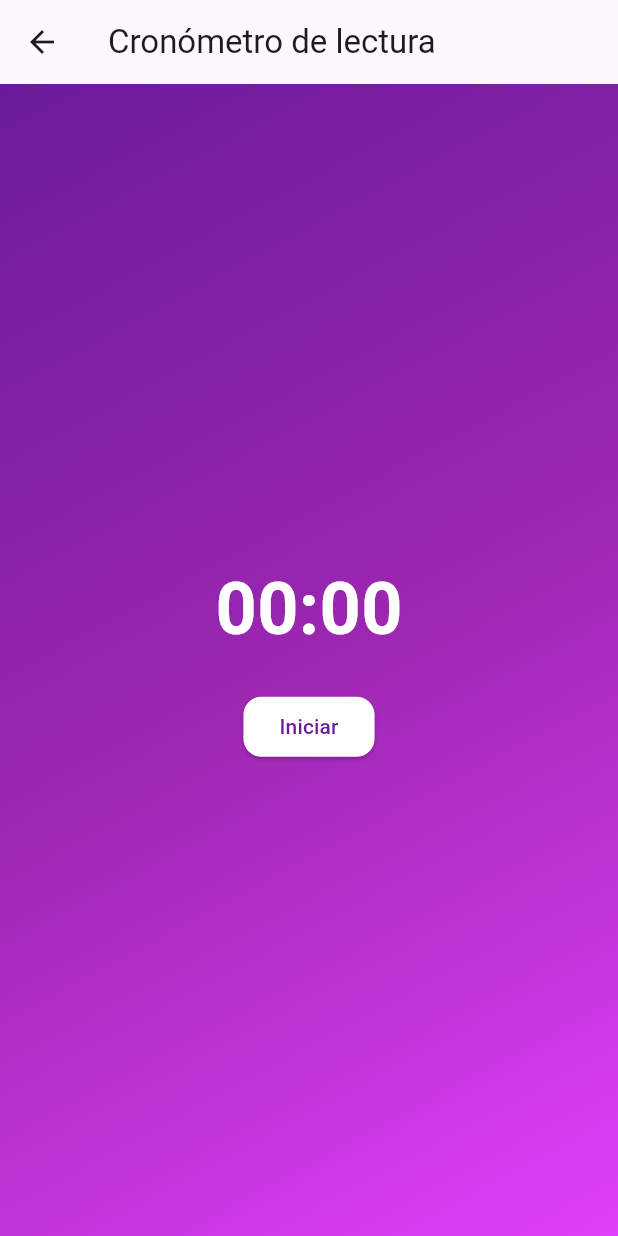
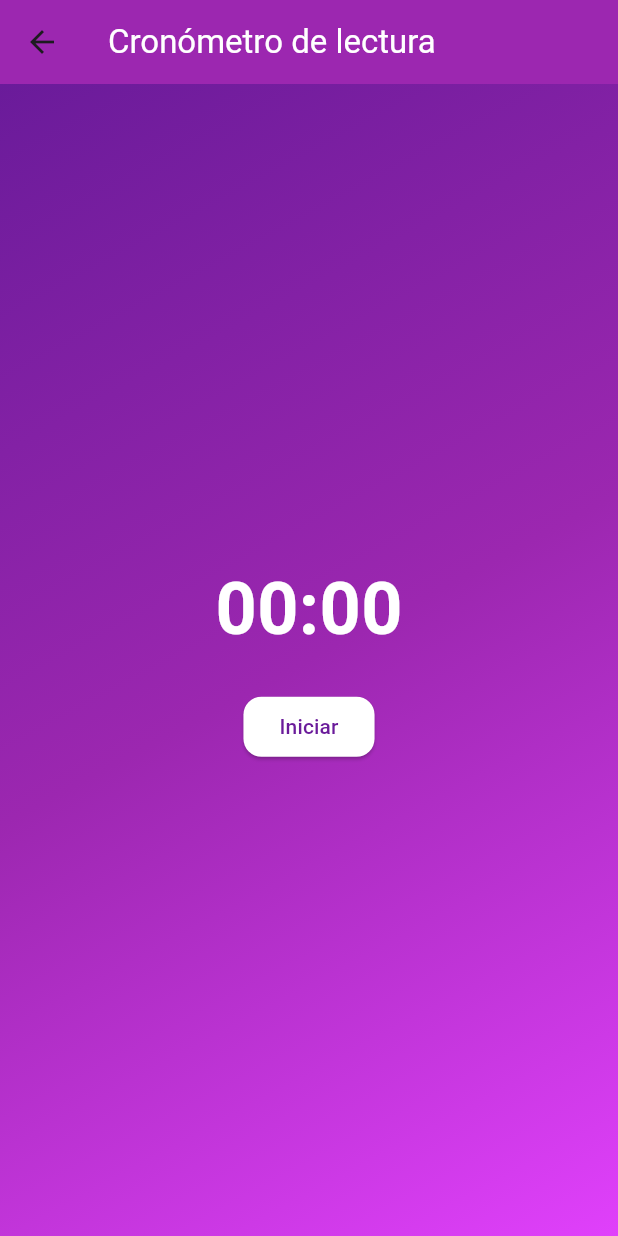
Before and after one commit to RobertoAmaya04/RetoLectura, a Flutter app: the CronometroScreen screen opened directly with sample values from the repository, on a phone screen of 412 x 824 dp. Run offline on Flutter 3.47's test engine with Material 3 defaults, Android fonts, the phone set to English and light mode, and no system bars; our stand-ins replace cloud_firestore, firebase_auth, firebase_core, go_router, google_sign_in; accounts and stored records are empty.

Commit message:
mentira probablemente falta un commit

```diff
--- a/lib/src/views/cronometro.dart
+++ b/lib/src/views/cronometro.dart
@@ -162,8 +162,11 @@ class _CronometroScreenState extends State<CronometroScreen> {
       },
       child: Scaffold(
         appBar: AppBar(
-          title: const Text('Cronómetro de lectura'),
-          backgroundColor: Colors.transparent,
+          title: const Text(
+            'Cronómetro de lectura',
+            style: TextStyle(color: Colors.white),
+          ),
+          backgroundColor: Color(0xFF9C27B0),
           elevation: 0,
         ),
         body: Container(
--- a/lib/src/views/global_metrics_page.dart
+++ b/lib/src/views/global_metrics_page.dart
@@ -1,7 +1,5 @@
 import 'package:flutter/material.dart';
-
 import 'package:retolectura/src/models/libro_data_model.dart';
-import 'package:retolectura/src/provider/data_provider.dart';
 
 class GlobalMetricsPage extends StatelessWidget {
   const GlobalMetricsPage({super.key, required this.books});
--- a/lib/src/views/manage_book_page.dart
+++ b/lib/src/views/manage_book_page.dart
@@ -143,7 +143,7 @@ class ManageBookPage extends StatelessWidget {
                         });
                         //CustomSnackBar.show(context, message: 'Libro agregado.');
                         context.pop();
-                      }
+                      } else {
                         Map<String, dynamic> data = {
                           'autor': authorController.text,
                           'titulo': titleController.text,
@@ -152,6 +152,8 @@ class ManageBookPage extends StatelessWidget {
                           'id': book!.id,
                         };
                         dp.updateData(data);
+                        context.pop(true);
+                      }
 
                       // final libdata = LibroData.fromJson({
                       //   'pag_leidas': book!.pagLeidas,
@@ -161,7 +163,6 @@ class ManageBookPage extends StatelessWidget {
                       // });
 
                       //CustomSnackBar.show(context, message: 'Libro actualizado.');
-                      context.pop(true);
                     },
                     style: ElevatedButton.styleFrom(
                       backgroundColor: Colors.white,
```
Also changed, not shown: lib/src/provider/data_provider.dart (+6 -1 lines), lib/src/views/login_page.dart (+26 -12 lines), lib/src/views/main_page.dart (+31 -7 lines). Lines whose indentation alone changed are shown as unchanged.
